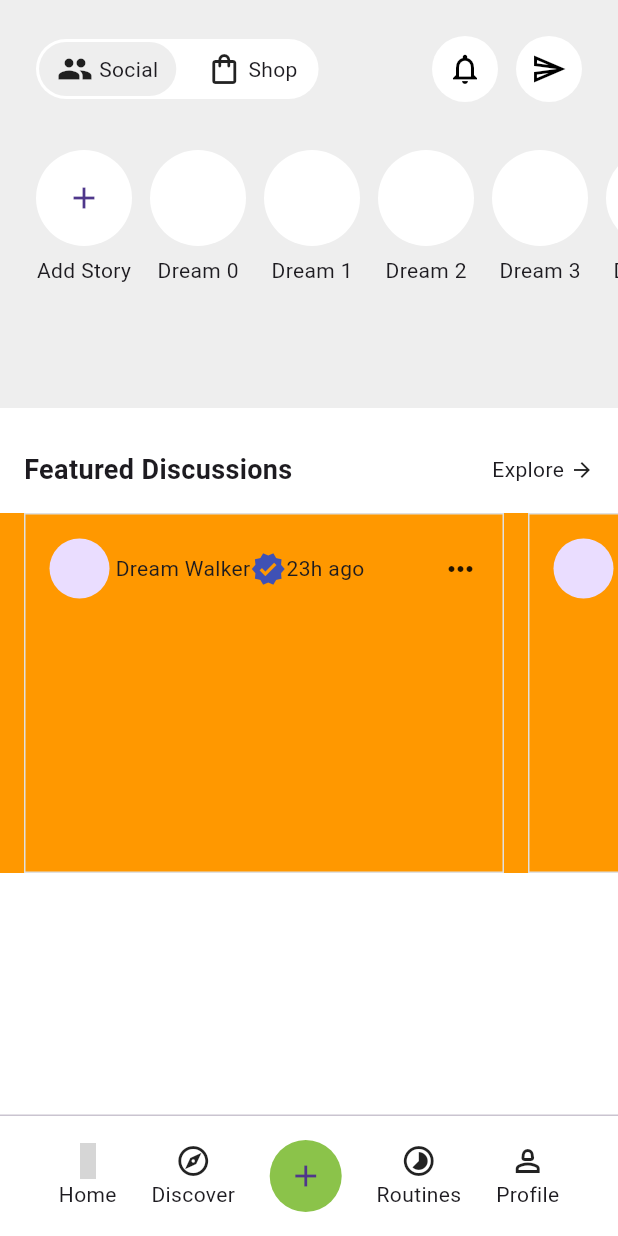
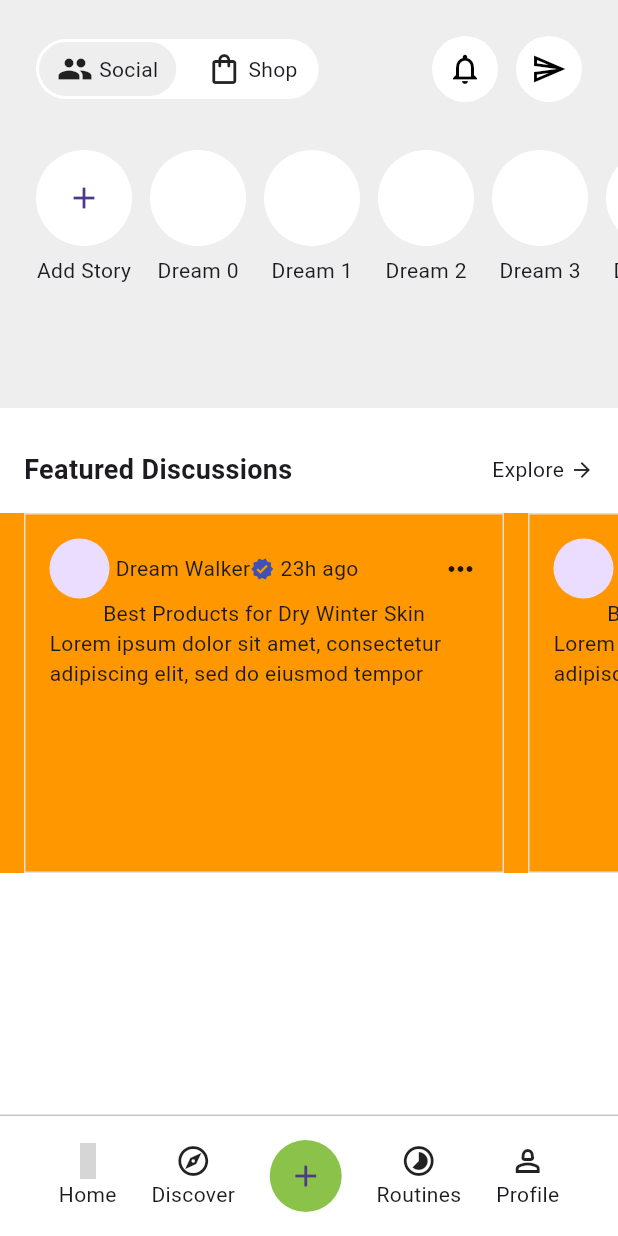
Before and after one commit to JAICHANGPARK/flutter_notebook_chapter_41, a Flutter app: the BeautyMainPage screen opened directly, on a phone screen of 412 x 824 dp. Run offline on Flutter 3.47's test engine with Material 3 defaults, Android fonts, the phone set to English and light mode, and no system bars; our stand-ins replace gap, go_router, hugeicons; missing offline and left inert: ticket_widget; grey boxes are pictures that could not be loaded.

Commit message:
Update beauty_home_widget.dart

```diff
--- a/lib/ep2090_beauty_app/view/beauty_home_widget.dart
+++ b/lib/ep2090_beauty_app/view/beauty_home_widget.dart
@@ -196,11 +196,20 @@ class _BeautyHomeWidgetState extends State<BeautyHomeWidget> {
                                     Icon(
                                       Icons.verified,
                                       color: Colors.indigo,
+                                      size: 16,
                                     ),
+                                    Gap(4),
                                     Text("23h ago"),
                                     Spacer(),
                                     Icon(Icons.more_horiz)
                                   ],
+                                ),
+                                Text(
+                                  'Best Products for Dry Winter Skin',
+                                ),
+                                Text(
+                                  "Lorem ipsum dolor sit amet, consectetur adipiscing elit, sed do eiusmod tempor incididunt ut labore et dolore magna aliqua. Ut enim ad minim veniam, quis nostrud exercitation ullamco laboris nisi ut aliquip ex ea commodo consequat. ",
+                                  maxLines: 2,
                                 )
                               ],
                             ),
```
